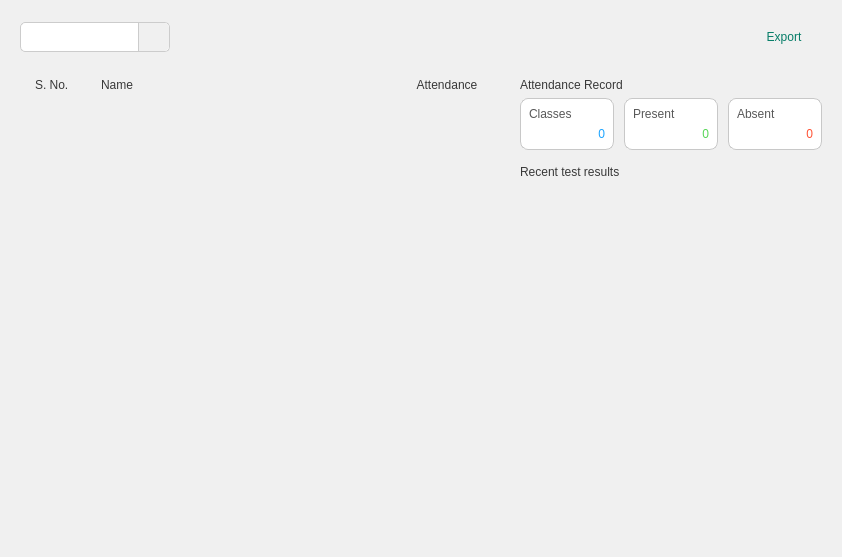
Old version of the form ui/QTFiles/viewReports.ui in the repository fizzycoding/Attendance-Management-System--College.
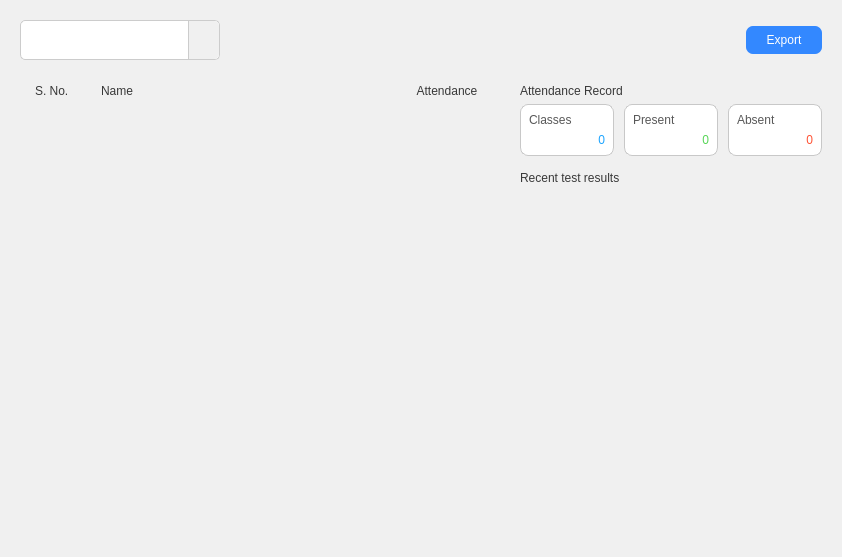
New version of the form. Icons and pictures are not drawn.

Patch:
```diff
--- a/ui/QTFiles/viewReports.ui
+++ b/ui/QTFiles/viewReports.ui
@@ -37,8 +37,8 @@
         </property>
         <property name="minimumSize">
          <size>
-          <width>150</width>
-          <height>0</height>
+          <width>200</width>
+          <height>40</height>
          </size>
         </property>
         <property name="styleSheet">
@@ -95,10 +95,11 @@
          <cursorShape>PointingHandCursor</cursorShape>
         </property>
         <property name="styleSheet">
-         <string notr="true">color :  #067d68;
+         <string notr="true">color: #fff;
+background : #3388FF;
 border: none;
-padding: 10px 20px;
-font: 800 14px &quot;Segoe UI&quot;;
+padding: 7px 20px;
+font: 600 14px &quot;Segoe UI&quot;;
 border-radius: 7px</string>
         </property>
         <property name="text">
@@ -283,7 +284,7 @@
                   <x>0</x>
                   <y>0</y>
                   <width>464</width>
-                  <height>436</height>
+                  <height>435</height>
                  </rect>
                 </property>
                 <layout class="QVBoxLayout" name="all_students_container">
@@ -556,7 +557,7 @@
                          <x>0</x>
                          <y>0</y>
                          <width>304</width>
-                         <height>302</height>
+                         <height>301</height>
                         </rect>
                        </property>
                        <layout class="QVBoxLayout" name="test_results_layout">
```
Left out of the diff: 8 changed lines with no effect on the pictures.
